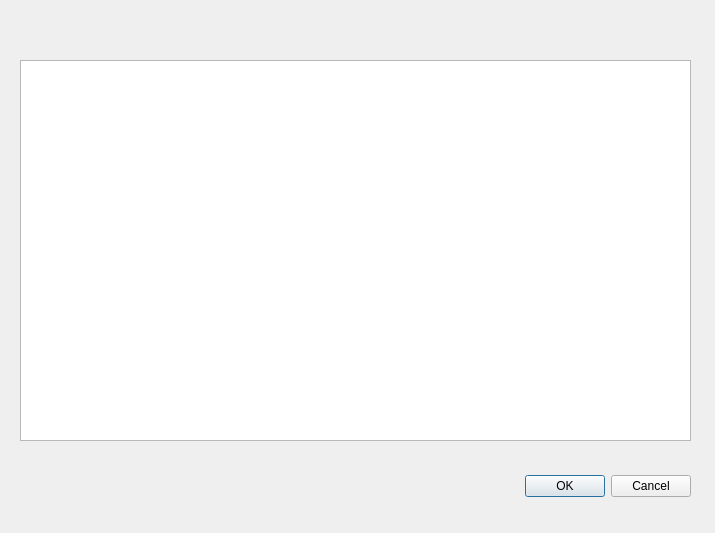
Old version of the form choosedialog.ui in the repository dolphinoracle/mx-locale.
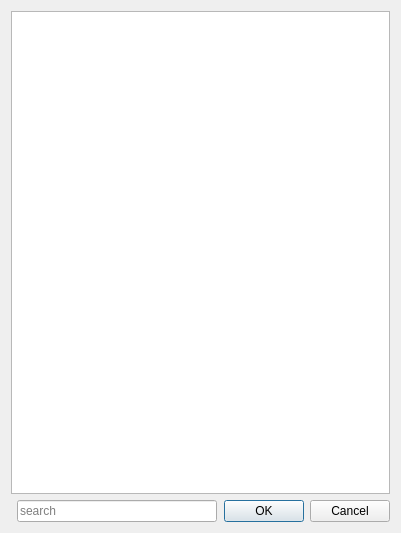
New version of the form.

Commit message: Add search field

The edit to the form file:
```diff
--- a/choosedialog.ui
+++ b/choosedialog.ui
@@ -6,22 +6,19 @@
    <rect>
     <x>0</x>
     <y>0</y>
-    <width>715</width>
+    <width>401</width>
     <height>533</height>
    </rect>
   </property>
   <property name="windowTitle">
    <string>Dialog</string>
   </property>
+  <layout class="QGridLayout" name="gridLayout">
+   <item row="1" column="0" colspan="3">
+    <widget class="QListWidget" name="listWidgetAvailableLocales"/>
+   </item>
+   <item row="4" column="2">
   <widget class="QDialogButtonBox" name="buttonBox">
-   <property name="geometry">
-    <rect>
-     <x>350</x>
-     <y>470</y>
-     <width>341</width>
-     <height>32</height>
-    </rect>
-   </property>
    <property name="orientation">
     <enum>Qt::Horizontal</enum>
    </property>
@@ -29,16 +26,33 @@
     <set>QDialogButtonBox::Cancel|QDialogButtonBox::Ok</set>
    </property>
   </widget>
-  <widget class="QListWidget" name="listWidgetAvailableLocales">
-   <property name="geometry">
-    <rect>
-     <x>20</x>
-     <y>60</y>
-     <width>671</width>
-     <height>381</height>
-    </rect>
-   </property>
-  </widget>
+   </item>
+   <item row="4" column="1">
+    <widget class="QLineEdit" name="textSearch">
+     <property name="sizePolicy">
+      <sizepolicy hsizetype="Fixed" vsizetype="Fixed">
+       <horstretch>0</horstretch>
+       <verstretch>0</verstretch>
+      </sizepolicy>
+     </property>
+     <property name="minimumSize">
+      <size>
+       <width>200</width>
+       <height>0</height>
+      </size>
+     </property>
+     <property name="dragEnabled">
+      <bool>true</bool>
+     </property>
+     <property name="placeholderText">
+      <string>search</string>
+     </property>
+     <property name="clearButtonEnabled">
+      <bool>true</bool>
+     </property>
+    </widget>
+   </item>
+  </layout>
  </widget>
  <resources/>
  <connections>
```
Lines whose indentation alone changed are shown as unchanged. The commit also changes 1 other file.
